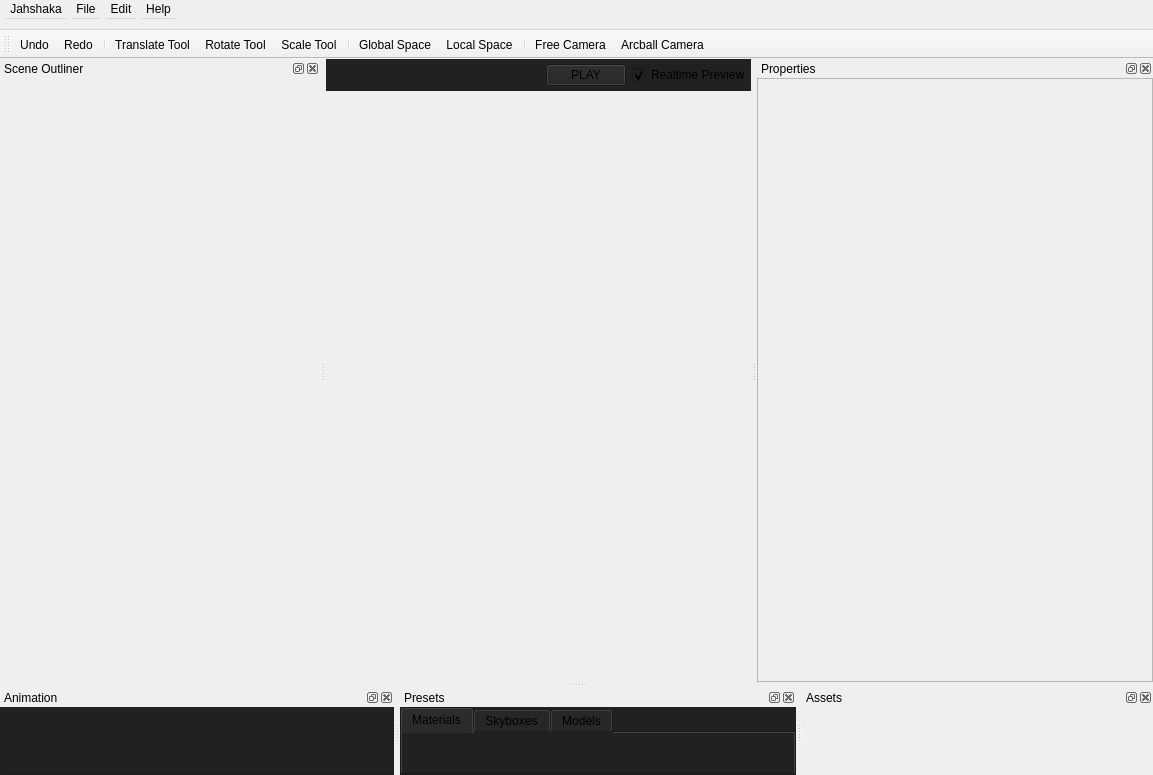
First picture: the form in src/mainwindow.ui, repository jahshaka/Studio, before the edit.
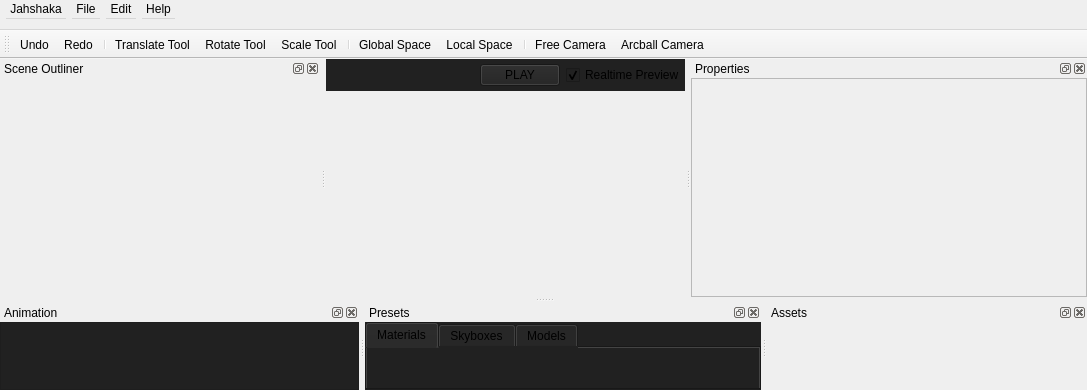
Second picture: the form after the edit. Icons and pictures are not drawn. Custom widgets are drawn as their Qt base class.

Commit message: Update user facing dialogs

Diff of the .ui file:
```diff
--- a/src/mainwindow.ui
+++ b/src/mainwindow.ui
@@ -6,8 +6,8 @@
    <rect>
     <x>0</x>
     <y>0</y>
-    <width>1153</width>
-    <height>775</height>
+    <width>1087</width>
+    <height>390</height>
    </rect>
   </property>
   <property name="windowTitle">
@@ -519,7 +519,7 @@
     <rect>
      <x>0</x>
      <y>0</y>
-     <width>1153</width>
+     <width>1087</width>
      <height>30</height>
     </rect>
    </property>
@@ -764,7 +764,7 @@
           <x>0</x>
           <y>0</y>
           <width>394</width>
-          <height>582</height>
+          <height>197</height>
          </rect>
         </property>
         <property name="styleSheet">
```
Left out of the diff: 19 changed lines with no effect on the pictures. The commit also changes 4 other files.
